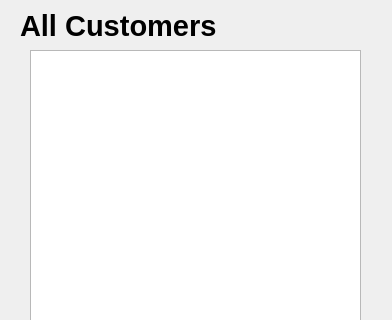
Qt form dialogs/customer/CustomerIndex.ui (supermaximo93/Computing_Project) before a commit; both pictures show x 0 to 392 and y 0 to 320 of the 392 by 545 pixel window.
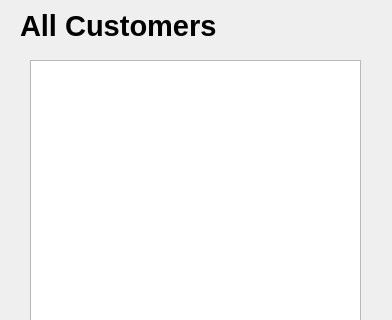
The same form after that commit.

Patch:
```diff
--- a/dialogs/customer/CustomerIndex.ui
+++ b/dialogs/customer/CustomerIndex.ui
@@ -59,13 +59,13 @@
     <string>All Customers</string>
    </property>
   </widget>
-  <widget class="QListView" name="listView">
+  <widget class="QListWidget" name="listWidget">
    <property name="geometry">
     <rect>
      <x>30</x>
-     <y>50</y>
+     <y>60</y>
      <width>331</width>
-     <height>431</height>
+     <height>421</height>
     </rect>
    </property>
   </widget>
```
